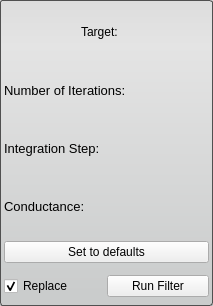
Qt form src/Interface/ToolInterface/AnisotropicDiffusionFilterInterface.ui (SCIInstitute/Seg3D) before a commit.
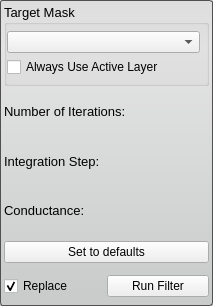
The same form after that commit.

Commit message: Upgrade the tool interface to look more like the Action interface

The edit to the form file:
```diff
--- a/src/Interface/ToolInterface/AnisotropicDiffusionFilterInterface.ui
+++ b/src/Interface/ToolInterface/AnisotropicDiffusionFilterInterface.ui
@@ -11,7 +11,7 @@
    </rect>
   </property>
   <property name="sizePolicy">
-   <sizepolicy hsizetype="MinimumExpanding" vsizetype="Fixed">
+   <sizepolicy hsizetype="MinimumExpanding" vsizetype="MinimumExpanding">
     <horstretch>0</horstretch>
     <verstretch>0</verstretch>
    </sizepolicy>
@@ -22,12 +22,6 @@
     <height>306</height>
    </size>
   </property>
-  <property name="maximumSize">
-   <size>
-    <width>16777215</width>
-    <height>306</height>
-   </size>
-  </property>
   <property name="baseSize">
    <size>
     <width>650</width>
@@ -52,30 +46,64 @@
     <number>4</number>
    </property>
    <item>
-    <layout class="QHBoxLayout" name="activeHLayout" stretch="1">
-     <property name="spacing">
-      <number>4</number>
-     </property>
-     <item>
-      <widget class="QLabel" name="activeLabel">
+    <widget class="QGroupBox" name="target_groupbox_">
        <property name="sizePolicy">
-        <sizepolicy hsizetype="Fixed" vsizetype="Preferred">
+      <sizepolicy hsizetype="Preferred" vsizetype="Fixed">
          <horstretch>0</horstretch>
          <verstretch>0</verstretch>
         </sizepolicy>
        </property>
        <property name="minimumSize">
         <size>
-         <width>50</width>
-         <height>0</height>
-        </size>
-       </property>
+       <width>0</width>
+       <height>80</height>
+      </size>
+     </property>
+     <property name="baseSize">
+      <size>
+       <width>0</width>
+       <height>80</height>
+      </size>
+     </property>
+     <property name="font">
+      <font>
+       <pointsize>10</pointsize>
+      </font>
+     </property>
+     <property name="title">
+      <string>Target Mask</string>
+     </property>
+     <property name="flat">
+      <bool>false</bool>
+     </property>
+     <layout class="QVBoxLayout" name="verticalLayout_4">
+      <property name="spacing">
+       <number>4</number>
+      </property>
+      <property name="leftMargin">
+       <number>0</number>
+      </property>
+      <property name="topMargin">
+       <number>6</number>
+      </property>
+      <property name="rightMargin">
+       <number>6</number>
+      </property>
+      <property name="bottomMargin">
+       <number>6</number>
+      </property>
+      <item>
+       <widget class="QComboBox" name="target_mask_"/>
+      </item>
+      <item>
+       <widget class="QCheckBox" name="use_active_layer_">
        <property name="text">
-        <string>Target:</string>
+         <string>Always Use Active Layer</string>
        </property>
       </widget>
      </item>
     </layout>
+    </widget>
    </item>
    <item>
     <layout class="QHBoxLayout" name="iterationsHLayout_top">
```
Lines whose indentation alone changed are shown as unchanged. The commit also changes 41 other files.
